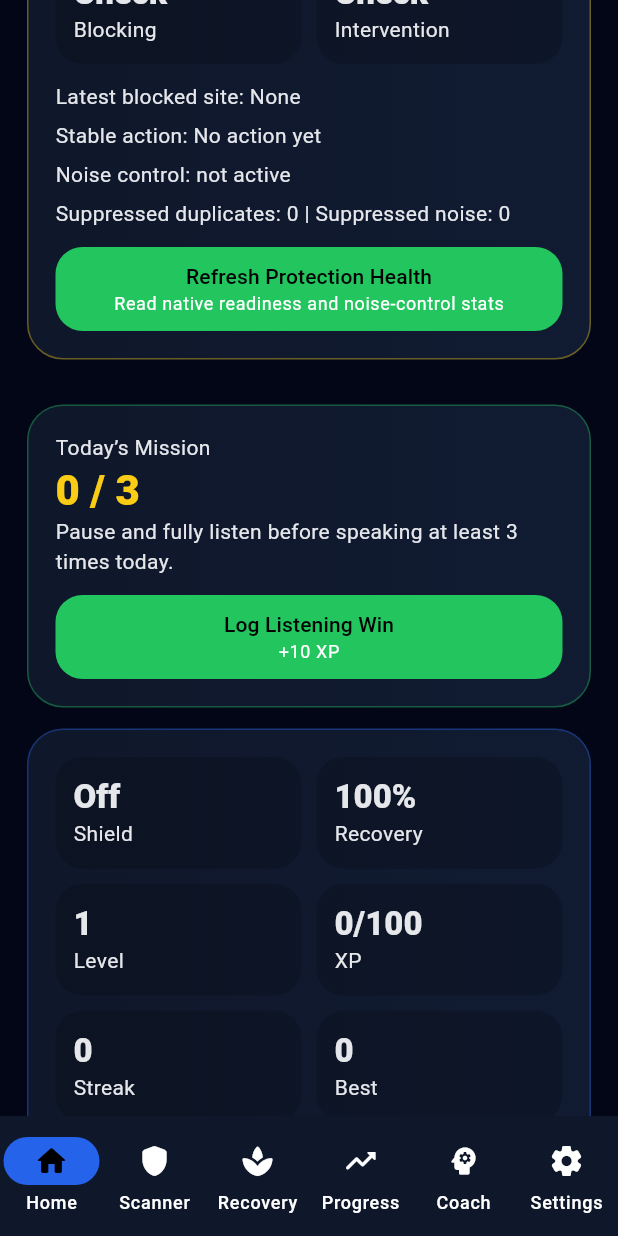
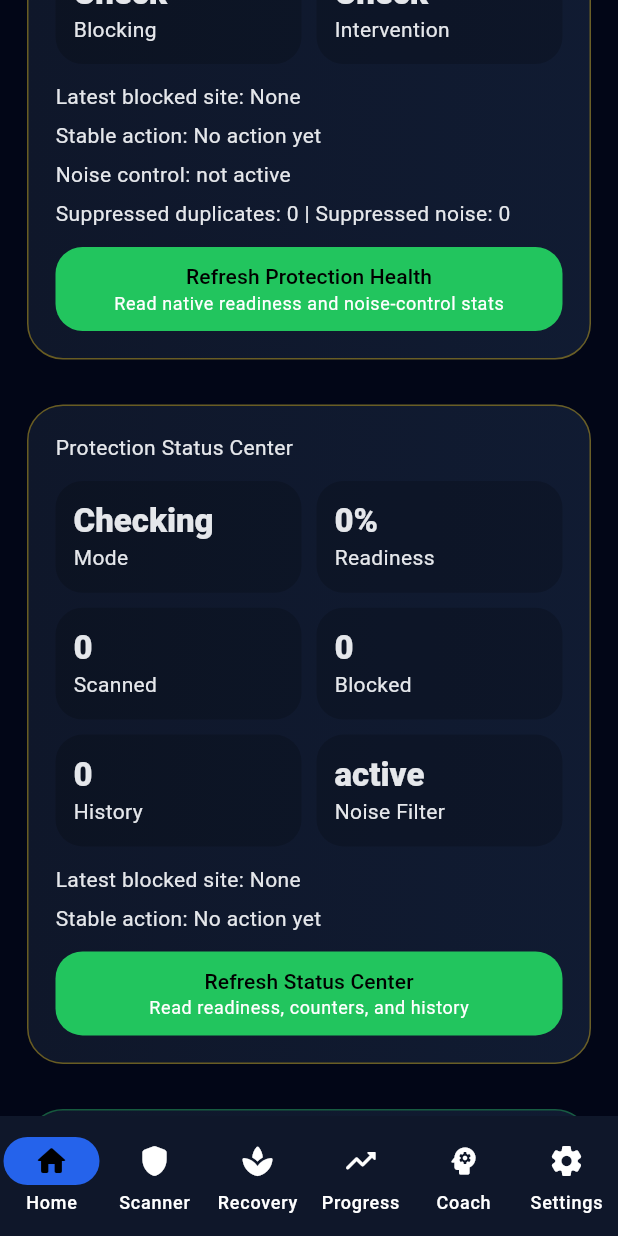
Before and after one commit to kgauwelotshidiso-sketch/focus-shield-2, a Flutter app: the screen it shows after launch, scrolled down 576 dp, after a tap on "Refresh Protection Health", on a phone screen of 412 x 824 dp. Run offline on Flutter 3.47's test engine with Material 3 defaults, Android fonts, the phone set to English and light mode, and no system bars; our stand-ins replace shared_preferences, sqflite; accounts and stored records are empty.

Commit message:
Phase 6I production lockdown and real use stability

```diff
--- a/focus_shield_android/lib/presentation/screens/home_screen.dart
+++ b/focus_shield_android/lib/presentation/screens/home_screen.dart
@@ -1,13 +1,17 @@
 import 'package:flutter/material.dart';
+
 import '../../core/constants/app_constants.dart';
 import '../../core/theme/app_theme.dart';
 import '../../domain/models/focus_shield_state.dart';
 import '../../domain/models/goal.dart';
 import '../widgets/action_button.dart';
+import '../widgets/blocked_site_history_card.dart';
+import '../widgets/native_protection_counters_card.dart';
+import '../widgets/production_mode_card.dart';
+import '../widgets/protection_readiness_card.dart';
+import '../widgets/protection_status_center_card.dart';
 import '../widgets/shield_card.dart';
 import '../widgets/stat_grid.dart';
-import '../widgets/native_protection_counters_card.dart';
-import '../widgets/protection_readiness_card.dart';
 
 class HomeScreen extends StatelessWidget {
   const HomeScreen({
@@ -70,7 +74,12 @@ class HomeScreen extends StatelessWidget {
         const SizedBox(height: 16),
         const ProtectionReadinessCard(),
         const SizedBox(height: 16),
-
+        const ProtectionStatusCenterCard(),
+        const SizedBox(height: 16),
+        const ProductionModeCard(showControls: false),
+        const SizedBox(height: 16),
+        const BlockedSiteHistoryCard(compact: true),
+        const SizedBox(height: 16),
         ShieldCard(
           child: Column(
             crossAxisAlignment: CrossAxisAlignment.start,
--- a/focus_shield_android/lib/presentation/screens/scanner_screen.dart
+++ b/focus_shield_android/lib/presentation/screens/scanner_screen.dart
@@ -6,6 +6,7 @@ import '../../domain/models/focus_shield_state.dart';
 import '../../domain/services/protection_engine.dart';
 import '../widgets/action_button.dart';
 import '../widgets/native_protection_counters_card.dart';
+import '../widgets/production_mode_card.dart';
 import '../widgets/shield_card.dart';
 import '../widgets/stat_grid.dart';
 
@@ -28,8 +29,9 @@ class ScannerScreen extends StatefulWidget {
 }
 
 class _ScannerScreenState extends State<ScannerScreen> {
-  final _controller = TextEditingController();
+  final TextEditingController _controller = TextEditingController();
   final List<ProtectionDecision> _unknownReviewQueue = <ProtectionDecision>[];
+
   ProtectionDecision? _decision;
 
   void _scan(String value) {
@@ -73,12 +75,14 @@ class _ScannerScreenState extends State<ScannerScreen> {
   Color _riskColor(ProtectionDecision decision) {
     if (decision.blocked) return AppTheme.danger;
     if (decision.isUnknown) return AppTheme.warning;
+
     return AppTheme.primary;
   }
 
   String _decisionTitle(ProtectionDecision decision) {
     if (decision.blocked) return 'Blocked by AI-lite classifier';
     if (decision.isUnknown) return 'Unknown site added to review queue';
+
     return 'Domain allowed';
   }
 
@@ -118,6 +122,9 @@ class _ScannerScreenState extends State<ScannerScreen> {
             },
           ),
         ),
+        TestingToolsVisibilityGate(
+          child: Column(
+            children: [
               ShieldCard(
                 borderColor: widget.protectionEnabled
                     ? AppTheme.secondary
@@ -182,7 +189,9 @@ class _ScannerScreenState extends State<ScannerScreen> {
                       Text('Domain: ${decision.domain}'),
                       Text('Category: ${decision.category}'),
                       Text('Risk score: ${decision.riskScore}/100'),
-                Text('Confidence: ${(decision.confidence * 100).round()}%'),
+                      Text(
+                        'Confidence: ${(decision.confidence * 100).round()}%',
+                      ),
                       const SizedBox(height: 8),
                       Text(decision.reason),
                       const SizedBox(height: 12),
@@ -232,10 +241,13 @@ class _ScannerScreenState extends State<ScannerScreen> {
                   ],
                 ),
               ),
+            ],
+          ),
+        ),
         ShieldCard(
           borderColor: AppTheme.secondary,
           child: const Text(
-            'Testing tools remain available below. Real scanned, new, total, and blocked counters now come from native Accessibility detection. Phase 6H noise control is active with duplicate cooldown and unknown-site cooldown.',
+            'Phase 6I Real Use Mode hides manual testing tools by default. Native Accessibility detection, intervention, notifications, counters, and noise control remain active.',
           ),
         ),
       ],
--- a/focus_shield_android/lib/presentation/screens/settings_screen.dart
+++ b/focus_shield_android/lib/presentation/screens/settings_screen.dart
@@ -1,8 +1,12 @@
 import 'package:flutter/material.dart';
+
 import '../../core/theme/app_theme.dart';
 import '../../domain/models/focus_shield_state.dart';
 import '../widgets/action_button.dart';
+import '../widgets/blocked_site_history_card.dart';
+import '../widgets/production_mode_card.dart';
 import '../widgets/protection_status_card.dart';
+import '../widgets/protection_status_center_card.dart';
 import '../widgets/shield_card.dart';
 import '../widgets/stat_grid.dart';
 
@@ -45,6 +49,12 @@ class SettingsScreen extends StatelessWidget {
         const Text('Protection control center'),
         Text('Active day: ${state.lastActiveDate}'),
         const SizedBox(height: 18),
+        const ProductionModeCard(),
+        const SizedBox(height: 16),
+        const ProtectionStatusCenterCard(),
+        const SizedBox(height: 16),
+        const BlockedSiteHistoryCard(),
+        const SizedBox(height: 16),
         ShieldCard(
           borderColor: state.commitmentSet
               ? AppTheme.primary
@@ -56,7 +66,7 @@ class SettingsScreen extends StatelessWidget {
               const SizedBox(height: 8),
               Text(
                 state.commitmentSet
-                    ? 'Commitment: ${state.commitmentDays} days. Days remaining: ${state.commitmentDaysRemaining}.'
+                    ? 'Commitment: ${state.commitmentDays} days.\nDays remaining: ${state.commitmentDaysRemaining}.'
                     : 'Protection cannot activate until a commitment duration is set.',
               ),
               const SizedBox(height: 12),
@@ -106,7 +116,7 @@ class SettingsScreen extends StatelessWidget {
         ShieldCard(
           borderColor: AppTheme.warning,
           child: const Text(
-            'System-wide VPN filtering is paused while the DNS route issue is repaired. Accessibility setup must be enabled manually by the user.',
+            'System-wide VPN filtering is paused while the DNS route issue is repaired.\nAccessibility detection is the active production protection layer.',
           ),
         ),
         ShieldCard(
@@ -115,7 +125,7 @@ class SettingsScreen extends StatelessWidget {
             children: [
               ActionButton(
                 label: state.protectionEnabled
-                    ? 'Turn Protection Off'
+                    ? 'Protection Active'
                     : 'Turn Protection On',
                 subtitle: !state.commitmentSet
                     ? 'Set commitment first'
--- /dev/null
+++ b/focus_shield_android/lib/presentation/widgets/blocked_site_history_card.dart
@@ -0,0 +1,154 @@
+import 'package:flutter/material.dart';
+
+import '../../core/theme/app_theme.dart';
+import '../../platform/protection_channel.dart';
+import 'action_button.dart';
+import 'shield_card.dart';
+
+class BlockedSiteHistoryCard extends StatefulWidget {
+  const BlockedSiteHistoryCard({super.key, this.compact = false});
+
+  final bool compact;
+
+  @override
+  State<BlockedSiteHistoryCard> createState() => _BlockedSiteHistoryCardState();
+}
+
+class _BlockedSiteHistoryCardState extends State<BlockedSiteHistoryCard> {
+  final ProtectionChannel _channel = ProtectionChannel();
+
+  Map<String, dynamic> _status = <String, dynamic>{};
+  bool _loading = true;
+
+  @override
+  void initState() {
+    super.initState();
+    _refresh();
+  }
+
+  Future<void> _refresh() async {
+    final status = await _channel.accessibilityDetectionStatus();
+
+    if (!mounted) return;
+
+    setState(() {
+      _status = status;
+      _loading = false;
+    });
+  }
+
+  String _value(String key, {String fallback = ''}) {
+    final value = _status[key];
+
+    if (value == null) return fallback;
+
+    final clean = value.toString().trim();
+
+    if (clean.isEmpty) return fallback;
+
+    return clean;
+  }
+
+  List<Map<String, dynamic>> get _history {
+    final raw = _status['blockedHistory'];
+
+    if (raw is List) {
+      return raw
+          .whereType<Map>()
+          .map(
+            (item) => item.map((key, value) => MapEntry(key.toString(), value)),
+          )
+          .toList();
+    }
+
+    return const <Map<String, dynamic>>[];
+  }
+
+  @override
+  Widget build(BuildContext context) {
+    if (_loading) {
+      return const ShieldCard(
+        borderColor: AppTheme.warning,
+        child: Text('Loading blocked-site history...'),
+      );
+    }
+
+    final history = _history;
+    final visibleHistory = widget.compact
+        ? history.take(3).toList()
+        : history.take(10).toList();
+
+    return ShieldCard(
+      borderColor: history.isEmpty ? AppTheme.secondary : AppTheme.danger,
+      child: Column(
+        crossAxisAlignment: CrossAxisAlignment.start,
+        children: [
+          const Text('Blocked-Site History'),
+          const SizedBox(height: 12),
+          if (history.isEmpty) ...[
+            Text(
+              _value('lastDomain', fallback: '').isEmpty
+                  ? 'No blocked-site history recorded yet.'
+                  : 'Latest blocked site: ${_value('lastDomain')}',
+            ),
+          ] else ...[
+            for (final item in visibleHistory) ...[
+              _BlockedHistoryRow(item: item),
+              const SizedBox(height: 10),
+            ],
+          ],
+          if (!widget.compact) ...[
+            const SizedBox(height: 4),
+            ActionButton(
+              label: 'Refresh Blocked History',
+              subtitle: 'Read native blocked-site history',
+              onPressed: _refresh,
+            ),
+          ],
+        ],
+      ),
+    );
+  }
+}
+
+class _BlockedHistoryRow extends StatelessWidget {
+  const _BlockedHistoryRow({required this.item});
+
+  final Map<String, dynamic> item;
+
+  String _itemValue(String key, {String fallback = '-'}) {
+    final value = item[key];
+
+    if (value == null) return fallback;
+
+    final clean = value.toString().trim();
+
+    if (clean.isEmpty) return fallback;
+
+    return clean;
+  }
+
+  @override
+  Widget build(BuildContext context) {
+    return DecoratedBox(
+      decoration: BoxDecoration(
+        color: AppTheme.cardSoft.withValues(alpha: 0.45),
+        borderRadius: BorderRadius.circular(18),
+        border: Border.all(color: AppTheme.danger.withValues(alpha: 0.45)),
+      ),
+      child: Padding(
+        padding: const EdgeInsets.all(14),
+        child: Column(
+          crossAxisAlignment: CrossAxisAlignment.start,
+          children: [
+            Text(_itemValue('domain')),
+            const SizedBox(height: 4),
+            Text('Category: ${_itemValue('category')}'),
+            Text('Score: ${_itemValue('score')}/100'),
+            Text('Source: ${_itemValue('package')}'),
+          ],
+        ),
+      ),
+    );
+  }
+}
--- /dev/null
+++ b/focus_shield_android/lib/presentation/widgets/production_mode_card.dart
@@ -0,0 +1,281 @@
+import 'package:flutter/material.dart';
+import 'package:shared_preferences/shared_preferences.dart';
+
+import '../../core/theme/app_theme.dart';
+import 'action_button.dart';
+import 'shield_card.dart';
+import 'stat_grid.dart';
+
+class ProductionModeCard extends StatefulWidget {
+  const ProductionModeCard({super.key, this.showControls = true});
+
+  final bool showControls;
+
+  @override
+  State<ProductionModeCard> createState() => _ProductionModeCardState();
+}
+
+class _ProductionModeCardState extends State<ProductionModeCard> {
+  static const String _modeKey = 'phase6i_real_use_mode';
+  static const String _pauseReasonKey = 'phase6i_last_pause_reason';
+  static const String _pauseAtKey = 'phase6i_last_pause_at';
+
+  bool _realUseMode = true;
+  String _lastPauseReason = 'No pause recorded.';
+  String _lastPauseAt = 'Not recorded';
+  bool _loaded = false;
+
+  @override
+  void initState() {
+    super.initState();
+    _load();
+  }
+
+  Future<void> _load() async {
+    final prefs = await SharedPreferences.getInstance();
+
+    if (!mounted) return;
+
+    setState(() {
+      _realUseMode = prefs.getBool(_modeKey) ?? true;
+      _lastPauseReason =
+          prefs.getString(_pauseReasonKey) ?? 'No pause recorded.';
+      _lastPauseAt = prefs.getString(_pauseAtKey) ?? 'Not recorded';
+      _loaded = true;
+    });
+  }
+
+  Future<void> _setRealUseMode(bool value) async {
+    final prefs = await SharedPreferences.getInstance();
+    await prefs.setBool(_modeKey, value);
+
+    if (!mounted) return;
+
+    setState(() {
+      _realUseMode = value;
+    });
+  }
+
+  Future<void> _recordPauseReason(String reason) async {
+    final prefs = await SharedPreferences.getInstance();
+    final now = DateTime.now().toIso8601String();
+
+    await prefs.setString(_pauseReasonKey, reason);
+    await prefs.setString(_pauseAtKey, now);
+
+    if (!mounted) return;
+
+    setState(() {
+      _lastPauseReason = reason;
+      _lastPauseAt = now;
+    });
+  }
+
+  Future<void> _showTestingModeWarning() async {
+    await showDialog<void>(
+      context: context,
+      builder: (context) {
+        return AlertDialog(
+          title: const Text('Switch to Testing Mode?'),
+          content: const Text(
+            'Testing Mode shows manual scanner tools and is meant for development only. Real Use Mode is safer for daily protection.',
+          ),
+          actions: [
+            TextButton(
+              onPressed: () => Navigator.of(context).pop(),
+              child: const Text('Stay in Real Use Mode'),
+            ),
+            TextButton(
+              onPressed: () {
+                Navigator.of(context).pop();
+                _setRealUseMode(false);
+              },
+              child: const Text('Use Testing Mode'),
+            ),
+          ],
+        );
+      },
+    );
+  }
+
+  Future<void> _showPauseReasonDialog() async {
+    final controller = TextEditingController();
+
+    await showDialog<void>(
+      context: context,
+      builder: (context) {
+        return AlertDialog(
+          title: const Text('Protection pause reason'),
+          content: TextField(
+            controller: controller,
+            maxLines: 3,
+            decoration: const InputDecoration(
+              hintText:
+                  'Example: testing build, fixing settings, or debugging.',
+            ),
+          ),
+          actions: [
+            TextButton(
+              onPressed: () => Navigator.of(context).pop(),
+              child: const Text('Cancel'),
+            ),
+            TextButton(
+              onPressed: () {
+                final reason = controller.text.trim().isEmpty
+                    ? 'No reason written.'
+                    : controller.text.trim();
+
+                Navigator.of(context).pop();
+                _recordPauseReason(reason);
+              },
+              child: const Text('Save Reason'),
+            ),
+          ],
+        );
+      },
+    );
+
+    controller.dispose();
+  }
+
+  @override
+  Widget build(BuildContext context) {
+    if (!_loaded) {
+      return const ShieldCard(
+        borderColor: AppTheme.warning,
+        child: Text('Loading production mode...'),
+      );
+    }
+
+    return ShieldCard(
+      borderColor: _realUseMode ? AppTheme.primary : AppTheme.warning,
+      child: Column(
+        crossAxisAlignment: CrossAxisAlignment.start,
+        children: [
+          const Text('Production Lockdown'),
+          const SizedBox(height: 12),
+          StatGrid(
+            items: {
+              'Mode': _realUseMode ? 'Real Use' : 'Testing',
+              'Testing Tools': _realUseMode ? 'Hidden' : 'Visible',
+              'Pause Log': _lastPauseAt == 'Not recorded' ? 'Clear' : 'Saved',
+              'Status': _realUseMode ? 'Daily use' : 'Development',
+            },
+          ),
+          const SizedBox(height: 12),
+          Text(
+            _realUseMode
+                ? 'Real Use Mode keeps the dashboard focused on protection instead of test tools.'
+                : 'Testing Mode is active. Manual scanner tools are visible for development checks.',
+          ),
+          const SizedBox(height: 8),
+          Text('Last pause reason: $_lastPauseReason'),
+          if (widget.showControls) ...[
+            const SizedBox(height: 12),
+            ActionButton(
+              label: _realUseMode
+                  ? 'Stay in Real Use Mode'
+                  : 'Return to Real Use Mode',
+              subtitle: _realUseMode
+                  ? 'Recommended for daily protection'
+                  : 'Hide testing tools again',
+              onPressed: () => _setRealUseMode(true),
+            ),
+            const SizedBox(height: 10),
+            ActionButton(
+              label: 'Enable Testing Mode',
+              subtitle: 'Shows manual scanner tools',
+              onPressed: _showTestingModeWarning,
+            ),
+            const SizedBox(height: 10),
+            ActionButton(
+              label: 'Log Protection Pause Reason',
+              subtitle: 'Record why protection was paused or tested',
+              onPressed: _showPauseReasonDialog,
+            ),
+          ],
+        ],
+      ),
+    );
+  }
+}
+
+class TestingToolsVisibilityGate extends StatefulWidget {
+  const TestingToolsVisibilityGate({super.key, required this.child});
+
+  final Widget child;
+
+  @override
+  State<TestingToolsVisibilityGate> createState() =>
+      _TestingToolsVisibilityGateState();
+}
+
+class _TestingToolsVisibilityGateState
+    extends State<TestingToolsVisibilityGate> {
+  static const String _modeKey = 'phase6i_real_use_mode';
+
+  bool _realUseMode = true;
+  bool _loaded = false;
+
+  @override
+  void initState() {
+    super.initState();
+    _load();
+  }
+
+  Future<void> _load() async {
+    final prefs = await SharedPreferences.getInstance();
+
+    if (!mounted) return;
+
+    setState(() {
+      _realUseMode = prefs.getBool(_modeKey) ?? true;
+      _loaded = true;
+    });
+  }
+
+  Future<void> _showToolsTemporarily() async {
+    final prefs = await SharedPreferences.getInstance();
+    await prefs.setBool(_modeKey, false);
+
+    if (!mounted) return;
+
+    setState(() {
+      _realUseMode = false;
+    });
+  }
+
+  @override
+  Widget build(BuildContext context) {
+    if (!_loaded) {
+      return const ShieldCard(
+        borderColor: AppTheme.warning,
+        child: Text('Loading testing tools visibility...'),
+      );
+    }
+
+    if (!_realUseMode) {
+      return widget.child;
+    }
+
+    return ShieldCard(
+      borderColor: AppTheme.secondary,
+      child: Column(
+        crossAxisAlignment: CrossAxisAlignment.start,
+        children: [
+          const Text('Testing Tools Hidden'),
+          const SizedBox(height: 8),
+          const Text(
+            'Real Use Mode is active, so manual scanner tools are hidden from the main daily-use view.',
+          ),
+          const SizedBox(height: 12),
+          ActionButton(
+            label: 'Show Testing Tools',
+            subtitle: 'Switch to Testing Mode',
+            onPressed: _showToolsTemporarily,
+          ),
+        ],
+      ),
+    );
+  }
+}
--- /dev/null
+++ b/focus_shield_android/lib/presentation/widgets/protection_status_center_card.dart
@@ -0,0 +1,106 @@
+import 'package:flutter/material.dart';
+
+import '../../core/theme/app_theme.dart';
+import '../../platform/protection_channel.dart';
+import 'action_button.dart';
+import 'shield_card.dart';
+import 'stat_grid.dart';
+
+class ProtectionStatusCenterCard extends StatefulWidget {
+  const ProtectionStatusCenterCard({super.key});
+
+  @override
+  State<ProtectionStatusCenterCard> createState() =>
+      _ProtectionStatusCenterCardState();
+}
+
+class _ProtectionStatusCenterCardState
+    extends State<ProtectionStatusCenterCard> {
+  final ProtectionChannel _channel = ProtectionChannel();
+
+  Map<String, dynamic> _status = <String, dynamic>{};
+  bool _loading = true;
+
+  @override
+  void initState() {
+    super.initState();
+    _refresh();
+  }
+
+  Future<void> _refresh() async {
+    final status = await _channel.accessibilityDetectionStatus();
+
+    if (!mounted) return;
+
+    setState(() {
+      _status = status;
+      _loading = false;
+    });
+  }
+
+  String _value(String key, {String fallback = '0'}) {
+    final value = _status[key];
+
+    if (value == null) return fallback;
+
+    final clean = value.toString().trim();
+
+    if (clean.isEmpty) return fallback;
+
+    return clean;
+  }
+
+  bool get _ready {
+    final label = _value('readinessLabel', fallback: '').toLowerCase();
+    final action = _value('lastAction', fallback: '').toLowerCase();
+
+    return label.contains('production') ||
+        action == 'opened_intervention' ||
+        action == 'notification_sent';
+  }
+
+  @override
+  Widget build(BuildContext context) {
+    if (_loading) {
+      return const ShieldCard(
+        borderColor: AppTheme.warning,
+        child: Text('Loading protection status center...'),
+      );
+    }
+
+    return ShieldCard(
+      borderColor: _ready ? AppTheme.primary : AppTheme.warning,
+      child: Column(
+        crossAxisAlignment: CrossAxisAlignment.start,
+        children: [
+          const Text('Protection Status Center'),
+          const SizedBox(height: 12),
+          StatGrid(
+            items: {
+              'Mode': _value('readinessLabel', fallback: 'Checking'),
+              'Readiness': '${_value('readinessScore')}%',
+              'Scanned': _value('websitesScanned'),
+              'Blocked': _value('blockedDetections'),
+              'History': _value('blockedHistoryCount'),
+              'Noise Filter': _value('noiseControlMode', fallback: 'active'),
+            },
+          ),
+          const SizedBox(height: 12),
+          Text(
+            'Latest blocked site: ${_value('lastDomain', fallback: 'None')}',
+          ),
+          const SizedBox(height: 6),
+          Text(
+            'Stable action: ${_value('lastAction', fallback: 'No action yet')}',
+          ),
+          const SizedBox(height: 12),
+          ActionButton(
+            label: 'Refresh Status Center',
+            subtitle: 'Read readiness, counters, and history',
+            onPressed: _refresh,
+          ),
+        ],
+      ),
+    );
+  }
+}
--- a/focus_shield_android/pubspec.yaml
+++ b/focus_shield_android/pubspec.yaml
@@ -28,6 +28,7 @@ environment:
 # the latest version available on pub.dev. To see which dependencies have newer
 # versions available, run `flutter pub outdated`.
 dependencies:
+  shared_preferences: ^2.3.5
   flutter:
     sdk: flutter
 
```
Also changed, not shown: focus_shield_android/lib/presentation/screens/accessibility_detection_screen.dart (+20 -18 lines), focus_shield_android/pubspec.lock, 2 other files. Lines whose indentation alone changed are shown as unchanged.
